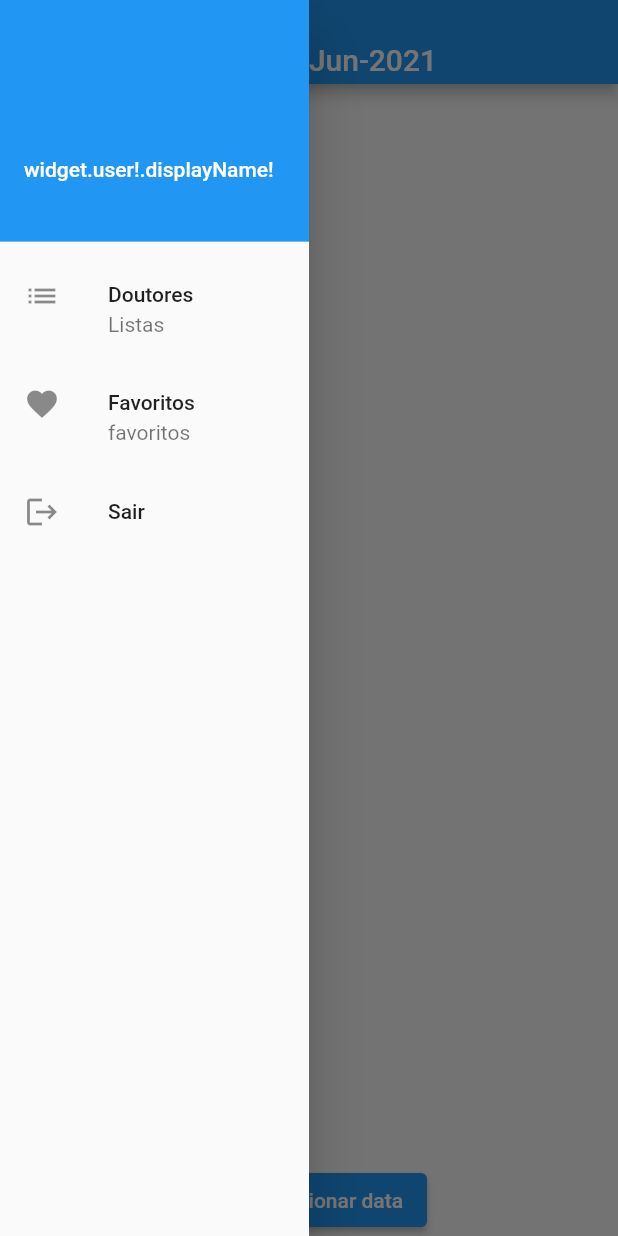
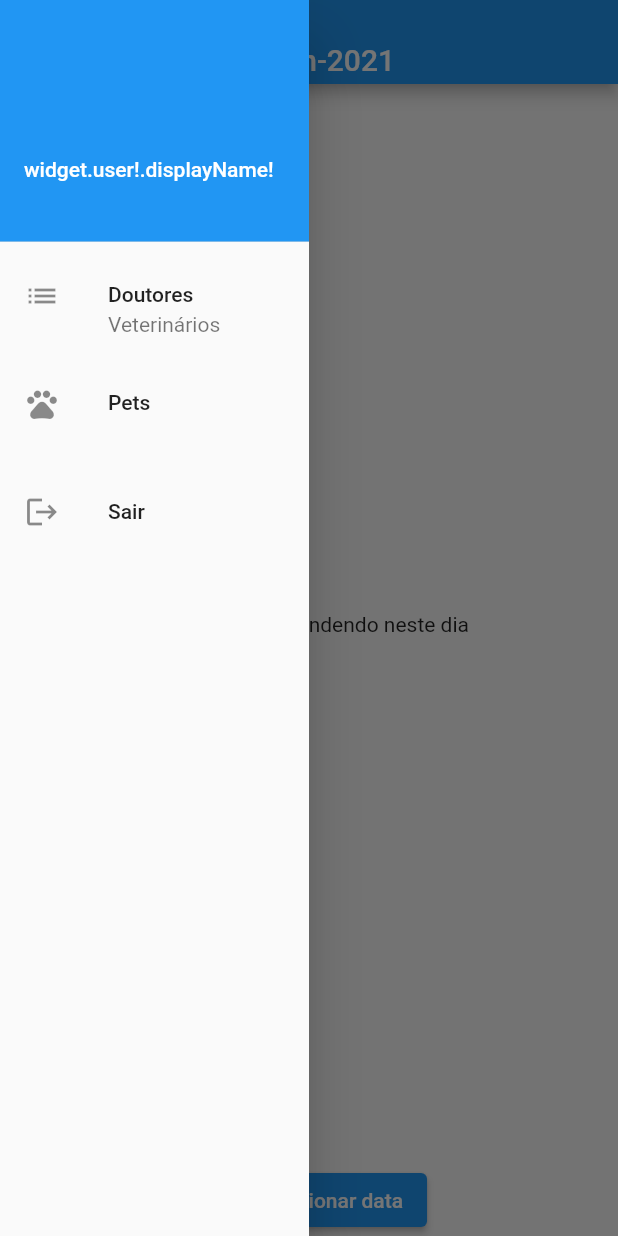
Before and after one commit to mgbarbieri/agenda, a Flutter app: the screen it shows once a user with an empty profile is signed in, with the side drawer open, on a phone screen of 412 x 824 dp. Run offline on Flutter 3.47's test engine with Material 2 defaults, Android fonts, the phone set to English and light mode, and no system bars; our stand-ins replace cloud_firestore, email_validator, firebase_auth, firebase_core; accounts and stored records are empty.

Commit message:
pet drawer

```diff
--- a/lib/views/Listings_screen.dart
+++ b/lib/views/Listings_screen.dart
@@ -1,5 +1,6 @@
 import 'package:agenda/widgets/consult.dart';
 import 'package:agenda/widgets/doc.dart';
+import 'package:agenda/widgets/pet.dart';
 import 'package:firebase_auth/firebase_auth.dart';
 import 'package:flutter/material.dart';
 import 'package:intl/intl.dart';
@@ -16,7 +17,7 @@ class _ListingsScreenState extends State<ListingsScreen> {
   DateTime date = DateTime.now();
   String doc = '';
   String? docId;
-  bool _agenda = false;
+  String? _drawer;
 
   Future<void> pickDate(BuildContext context) async {
     final DateTime? selectedDate = await showDatePicker(
@@ -37,8 +38,22 @@ class _ListingsScreenState extends State<ListingsScreen> {
     setState(() {
       docId = newDocId;
       doc = newDoc;
-      _agenda = true;
+      _drawer = 'con';
     });
+    Consult(DateFormat('dd-MMM-yyyy').format(date), docId);
+  }
+
+  Widget drawerSelector(String? drawer) {
+    switch (drawer) {
+      case 'vet':
+        return Doc(callback);
+      case 'pet':
+        return Pet(widget.user);
+      case 'con':
+        return Consult(DateFormat('dd-MMM-yyyy').format(date), docId);
+      default:
+        return Consult(DateFormat('dd-MMM-yyyy').format(date), docId);
+    }
   }
 
   @override
@@ -46,13 +61,16 @@ class _ListingsScreenState extends State<ListingsScreen> {
     return ScaffoldMessenger(
       child: Scaffold(
         appBar: AppBar(
-          title: Center(
-            child: Column(
-              children: [
-                Text(doc),
-                Text(DateFormat('dd-MMM-yyyy').format(date)),
-              ],
-            ),
+          centerTitle: true,
+          title: Column(
+            children: [
+              Text(
+                doc,
+              ),
+              Text(
+                DateFormat('dd-MMM-yyyy').format(date),
+              ),
+            ],
           ),
           actions: [],
         ),
@@ -72,19 +90,22 @@ class _ListingsScreenState extends State<ListingsScreen> {
                   ListTile(
                     leading: Icon(Icons.list),
                     title: Text('Doutores'),
-                    subtitle: Text('Listas'),
+                    subtitle: Text('Veterinários'),
                     onTap: () {
                       setState(() {
-                        _agenda = false;
+                        _drawer = 'vet';
                       });
                       Navigator.pop(context);
                     },
                   ),
                   ListTile(
-                    leading: Icon(Icons.favorite),
-                    title: Text('Favoritos'),
-                    subtitle: Text('favoritos'),
+                    leading: Icon(Icons.pets),
+                    title: Text('Pets'),
+                    subtitle: Text(''),
                     onTap: () {
+                      setState(() {
+                        _drawer = 'pet';
+                      });
                       Navigator.pop(context);
                     },
                   ),
@@ -105,14 +126,7 @@ class _ListingsScreenState extends State<ListingsScreen> {
           child: Column(
             mainAxisAlignment: MainAxisAlignment.end,
             children: [
-              _agenda
-                  ? Expanded(
-                      child: Consult(
-                          DateFormat('dd-MMM-yyyy').format(date), docId),
-                    )
-                  : Expanded(
-                      child: Doc(callback),
-                    ),
+              Expanded(child: drawerSelector(_drawer)),
               ElevatedButton.icon(
                 icon: Icon(Icons.date_range),
                 label: Text('Selecionar data'),
--- a/pubspec.yaml
+++ b/pubspec.yaml
@@ -26,6 +26,7 @@ dependencies:
   firebase_core: "^1.3.0"
   firebase_auth: "^1.4.1"
   cloud_firestore: "^2.2.2"
+  firebase_storage: "^8.1.3"
 
   # The following adds the Cupertino Icons font to your application.
   # Use with the CupertinoIcons class for iOS style icons.
```
Also changed, not shown: lib/widgets/pet.dart (added, +37 -0 lines), pubspec.lock, 1 other file.
